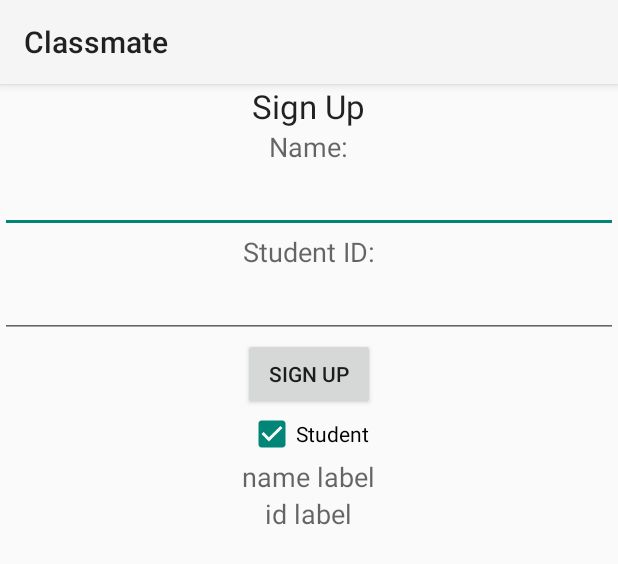
After one commit to colegarien/SDDTermProject, an Android app: the layout fragment_login.xml on its own in the app's theme, with its tools: preview values and no code run, on a phone screen of 412 x 824 dp. The commit adds this screen. Shown: the top 564 px of the screen. Run offline under Robolectric (Android 15) with nearby library versions, the phone set to English and light mode, and no system bars.

Commit message:
new branch after renaming project to Classmate

```diff
--- a/app/src/main/java/edu/uco/schambers/classmate/Activites/MainActivity.java
+++ b/app/src/main/java/edu/uco/schambers/classmate/Activites/MainActivity.java
@@ -10,11 +10,15 @@ import android.view.MenuItem;
 
 import edu.uco.schambers.classmate.BroadcastReceivers.CallForStudentQuestionResponseReceiver;
 import edu.uco.schambers.classmate.Fragments.Debug;
+import edu.uco.schambers.classmate.Fragments.Login;
+import edu.uco.schambers.classmate.Fragments.StudentInterface;
 import edu.uco.schambers.classmate.Fragments.StudentResponseFragment;
+import edu.uco.schambers.classmate.Fragments.TeacherInterface;
 import edu.uco.schambers.classmate.R;
 
 
-public class MainActivity extends Activity implements StudentResponseFragment.OnFragmentInteractionListener
+public class MainActivity extends Activity implements StudentResponseFragment.OnFragmentInteractionListener, Login.OnFragmentInteractionListener,
+        StudentInterface.OnFragmentInteractionListener, TeacherInterface.OnFragmentInteractionListener
 {
 
 
--- a/app/src/main/java/edu/uco/schambers/classmate/Fragments/Debug.java
+++ b/app/src/main/java/edu/uco/schambers/classmate/Fragments/Debug.java
@@ -67,9 +67,8 @@ public class Debug extends Fragment
             @Override
             public void onClick(View v)
             {
-                showRequestToast();
-                //create an instance of your fragment here and pass it to the next function
-                launchFragment(null);
+                Fragment login = Login.newInstance("test", "test");
+                launchFragment(login);
             }
         });
 
--- /dev/null
+++ b/app/src/main/res/layout/fragment_login.xml
@@ -0,0 +1,90 @@
+<FrameLayout xmlns:android="http://schemas.android.com/apk/res/android"
+    xmlns:tools="http://schemas.android.com/tools" android:layout_width="match_parent"
+    android:layout_height="match_parent" tools:context="edu.uco.schambers.classmate.Fragments.Login"
+    android:clickable="true"
+    android:nestedScrollingEnabled="true"
+    android:onClick="cbClick">
+
+    <!-- TODO: Update blank fragment layout -->
+
+    <LinearLayout
+        android:orientation="vertical"
+        android:layout_width="match_parent"
+        android:layout_height="match_parent"
+        android:layout_gravity="center">
+
+        <TextView
+            android:layout_width="wrap_content"
+            android:layout_height="wrap_content"
+            android:textAppearance="?android:attr/textAppearanceLarge"
+            android:text="@string/signup"
+            android:id="@+id/Signup_lbl"
+            android:layout_gravity="center_horizontal" />
+
+        <TextView
+            android:layout_width="wrap_content"
+            android:layout_height="wrap_content"
+            android:textAppearance="?android:attr/textAppearanceMedium"
+            android:text="@string/name"
+            android:id="@+id/name_lbl"
+            android:layout_gravity="center_horizontal" />
+
+        <EditText
+            android:layout_width="match_parent"
+            android:layout_height="wrap_content"
+            android:inputType="textEmailAddress"
+            android:ems="10"
+            android:id="@+id/username_et"
+            android:layout_gravity="center_horizontal" />
+
+        <TextView
+            android:layout_width="wrap_content"
+            android:layout_height="wrap_content"
+            android:textAppearance="?android:attr/textAppearanceMedium"
+            android:text="@string/student_id"
+            android:id="@+id/student_id_lbl"
+            android:layout_gravity="center_horizontal" />
+
+        <EditText
+            android:layout_width="match_parent"
+            android:layout_height="wrap_content"
+            android:inputType="number"
+            android:ems="10"
+            android:id="@+id/student_id_et"
+            android:layout_gravity="center_horizontal" />
+
+        <Button
+            android:layout_width="wrap_content"
+            android:layout_height="wrap_content"
+            android:text="@string/signup"
+            android:id="@+id/signup_btn"
+            android:layout_gravity="center_horizontal" />
+
+        <CheckBox
+            android:layout_width="wrap_content"
+            android:layout_height="wrap_content"
+            android:text="Student"
+            android:id="@+id/student_cb"
+            android:layout_gravity="center_horizontal"
+            android:checked="true"
+            android:nestedScrollingEnabled="true" />
+
+        <TextView
+            android:layout_width="wrap_content"
+            android:layout_height="wrap_content"
+            android:textAppearance="?android:attr/textAppearanceMedium"
+            android:text="name label"
+            android:id="@+id/stored_name_lbl"
+            android:layout_gravity="center_horizontal" />
+
+        <TextView
+            android:layout_width="wrap_content"
+            android:layout_height="wrap_content"
+            android:textAppearance="?android:attr/textAppearanceMedium"
+            android:text="id label"
+            android:id="@+id/stored_id_lbl"
+            android:layout_gravity="center_horizontal" />
+
+    </LinearLayout>
+
+</FrameLayout>
--- a/app/src/main/res/values/strings.xml
+++ b/app/src/main/res/values/strings.xml
@@ -28,6 +28,17 @@
     <string name="option_d">D</string>
     <string name="btn_send">Send</string>
 
+<!-- Sign Up & Dedicated Interface Strings-->
+    <string name="signup">Sign Up</string>
+    <string name="name">Name: </string>
+    <string name="student_id">Student ID: </string>
+    <string name="student">Student</string>
+    <string name="roll">Roll Call</string>
+    <string name="attendance">Attendance Records</string>
+    <string name="response">In Class Response</string>
+    <string name="responseres">Response Results</string>
+    <string name="classmanage">Class Management</string>
+
 <!--Roll Call UI Strings-->
     <string name="btn_roll_call">Call Roll</string>
     <string name="lbl_rc_teacher">Teacher</string>
```
Also changed, not shown: app/src/main/java/edu/uco/schambers/classmate/Fragments/Login.java (added, +183 -0 lines), app/src/main/java/edu/uco/schambers/classmate/Fragments/StudentInterface.java (added, +165 -0 lines), app/src/main/java/edu/uco/schambers/classmate/Fragments/TeacherInterface.java (added, +154 -0 lines), app/src/main/res/layout/fragment_student_interface.xml (added, +35 -0 lines), app/src/main/res/layout/fragment_teacher_interface.xml (added, +42 -0 lines), 1 other file.
